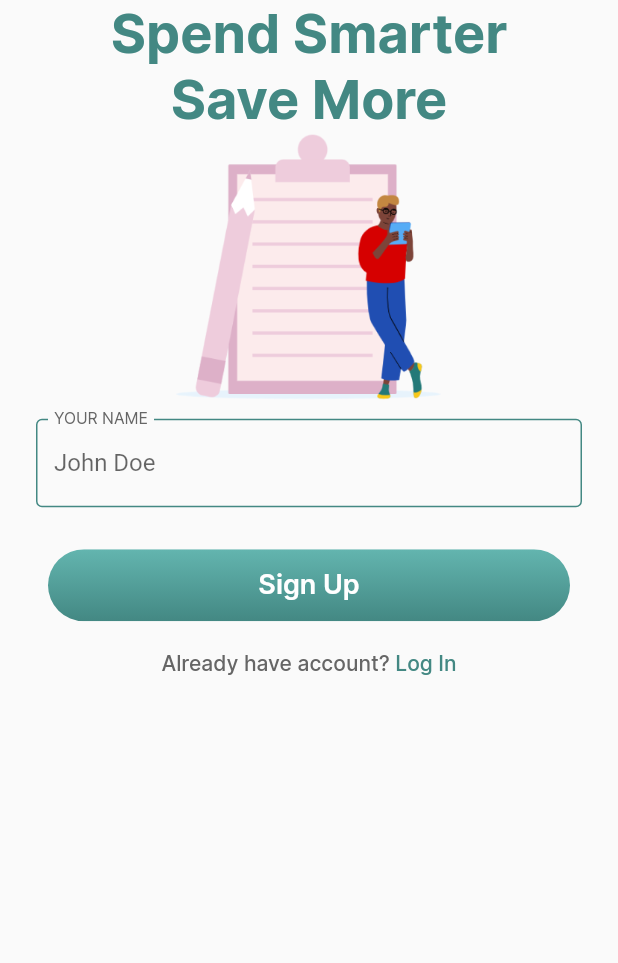
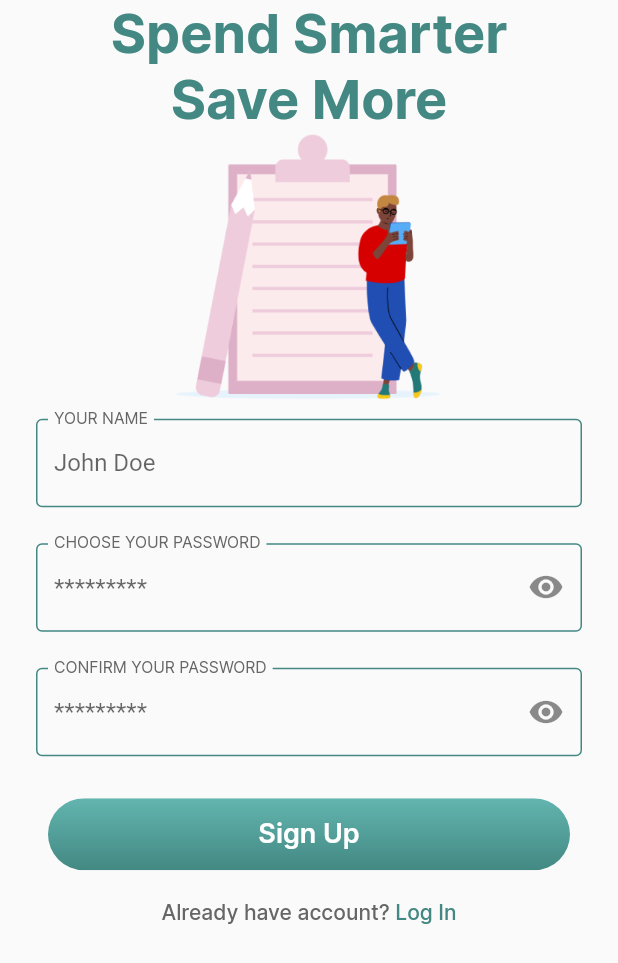
Before and after one commit to filipewb/appsFinanceiros, a Flutter app: the SignUpPage screen opened directly, on a phone screen of 412 x 824 dp. Shown: the top 963 px of the screen. Run offline on Flutter 3.47's test engine with Material 2 defaults, Android fonts, the phone set to English and light mode, and no system bars.

Commit message:
insercao da definicao de senha

```diff
--- a/financy_app/lib/features/sign_up/sign_up_page.dart
+++ b/financy_app/lib/features/sign_up/sign_up_page.dart
@@ -1,6 +1,7 @@
 // ignore_for_file: public_member_api_docs, sort_constructors_first
 import 'dart:developer';
 
+import 'package:financy_app/common/widgets/password_form_field.dart';
 import 'package:flutter/material.dart';
 
 import '../../common/constants/app_colors.dart';
@@ -39,6 +40,14 @@ class SignUpPage extends StatelessWidget {
                   labelText: "your name",
                   hintText: "John Doe",
                 ),
+                PasswordFormField(
+                  labelText: "choose your password",
+                  hintText: "*********",
+                ),
+                PasswordFormField(
+                  labelText: "confirm your password",
+                  hintText: "*********",
+                ),
               ],
             ),
           ),
```
